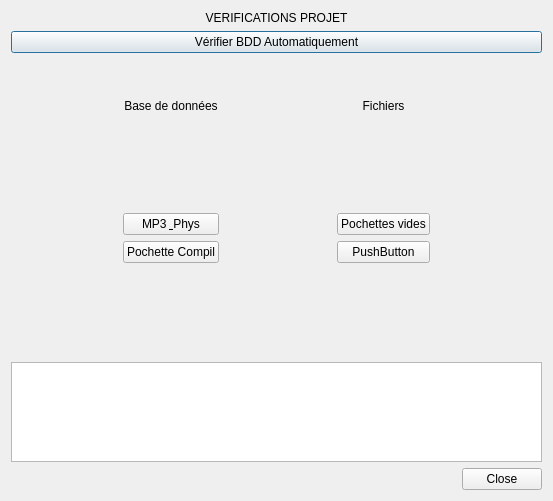
toopoormaghell/projet-musique, file projet-musique/core/dialogverifications.ui: the form before one commit.
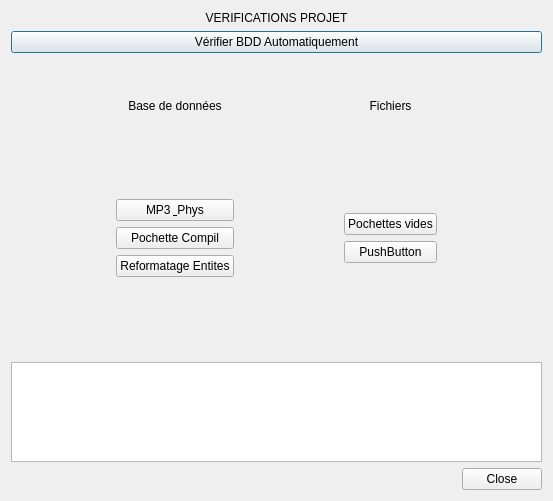
The form after the commit.

```diff
--- a/projet-musique/core/dialogverifications.ui
+++ b/projet-musique/core/dialogverifications.ui
@@ -104,6 +104,13 @@
          </property>
         </widget>
        </item>
+       <item>
+        <widget class="QPushButton" name="Reformatage">
+         <property name="text">
+          <string>Reformatage Entites</string>
+         </property>
+        </widget>
+       </item>
        <item>
         <spacer name="verticalSpacer_2">
          <property name="orientation">
```
